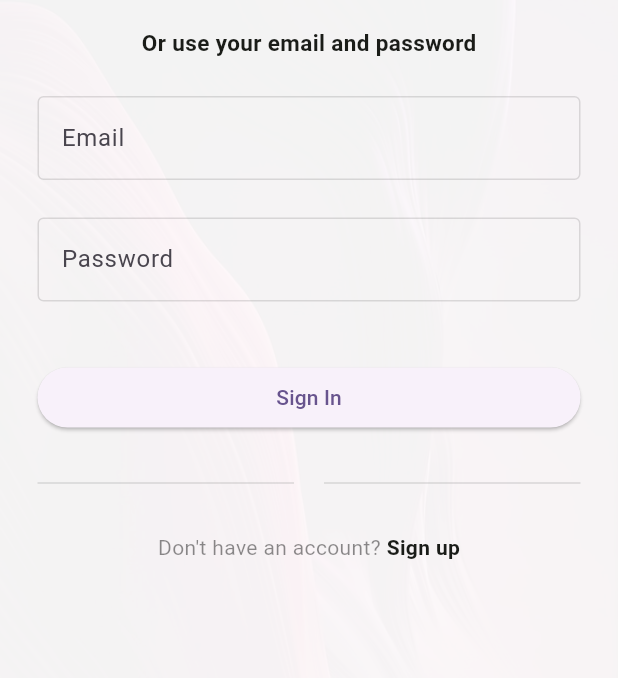
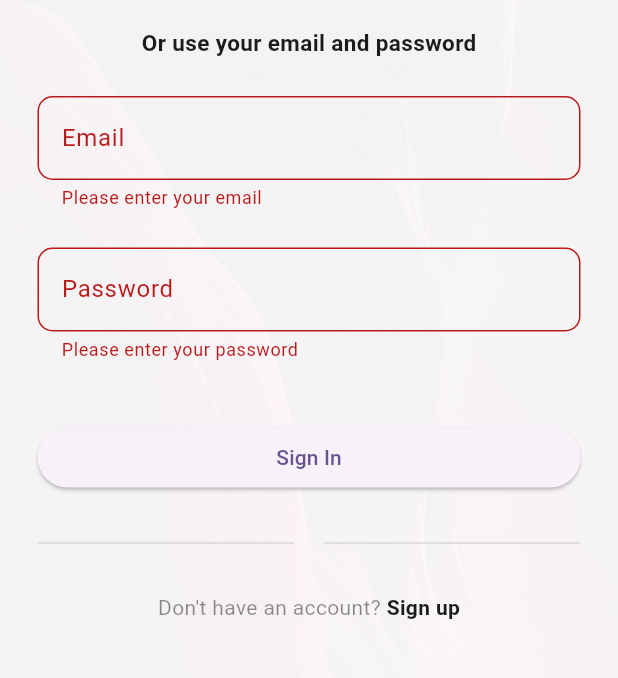
Before and after one commit to preetiGusain/warranti_app, a Flutter app: the SigninScreen screen opened by its route, after a tap on "Sign In", on a phone screen of 412 x 824 dp, the part 510-1188 px from its top. Run offline on Flutter 3.47's test engine with Material 3 defaults, Android fonts, the phone set to English and light mode, and no system bars; our stand-ins replace flutter_secure_storage, google_sign_in, icons_plus, image_picker; accounts and stored records are empty.

Commit message:
Added login with email and password service

```diff
--- a/lib/screens/signin_screen.dart
+++ b/lib/screens/signin_screen.dart
@@ -14,6 +14,24 @@ class SigninScreen extends StatefulWidget {
 class _SigninScreenState extends State<SigninScreen> {
   final _formSignInKey = GlobalKey<FormState>();
   final AuthService _authService = AuthService();
+
+  final TextEditingController _emailController = TextEditingController();
+  final TextEditingController _passwordController = TextEditingController();
+
+  void _signIn() async {
+    if (_formSignInKey.currentState?.validate() ?? false) {
+      String email = _emailController.text;
+      String password = _passwordController.text;
+
+      bool success =
+          await _authService.loginWithEmailPassword(email, password, context);
+      if (!success) {
+        ScaffoldMessenger.of(context).showSnackBar(
+          const SnackBar(content: Text('Sign-in failed!')),
+        );
+      }
+    }
+  }
 
   @override
   Widget build(BuildContext context) {
@@ -110,28 +128,27 @@ class _SigninScreenState extends State<SigninScreen> {
                         height: 25.0,
                       ),
                       TextFormField(
+                        controller: _emailController,
                         validator: (value) {
                           if (value == null || value.isEmpty) {
-                            return 'Please enter Email';
+                            return 'Please enter your email';
+                          }
+                          // Basic email validation regex
+                          if (!RegExp(r'\S+@\S+\.\S+').hasMatch(value)) {
+                            return 'Please enter a valid email address';
                           }
                           return null;
                         },
                         decoration: InputDecoration(
                           label: const Text('Email'),
                           hintText: 'Enter Email',
-                          hintStyle: const TextStyle(
-                            color: Colors.black26,
-                          ),
+                          hintStyle: const TextStyle(color: Colors.black26),
                           border: OutlineInputBorder(
-                            borderSide: const BorderSide(
-                              color: Colors.black12,
-                            ),
+                            borderSide: const BorderSide(color: Colors.black12),
                             borderRadius: BorderRadius.circular(10),
                           ),
                           enabledBorder: const OutlineInputBorder(
-                            borderSide: BorderSide(
-                              color: Colors.black12,
-                            ),
+                            borderSide: BorderSide(color: Colors.black12),
                           ),
                         ),
                       ),
@@ -139,30 +156,28 @@ class _SigninScreenState extends State<SigninScreen> {
                         height: 25.0,
                       ),
                       TextFormField(
+                        controller: _passwordController,
                         obscureText: true,
                         obscuringCharacter: '*',
                         validator: (value) {
                           if (value == null || value.isEmpty) {
-                            return 'Please enter Password';
+                            return 'Please enter your password';
+                          }
+                          if (value.length < 6) {
+                            return 'Password should be at least 6 characters';
                           }
                           return null;
                         },
                         decoration: InputDecoration(
                           label: const Text('Password'),
                           hintText: 'Enter Password',
-                          hintStyle: const TextStyle(
-                            color: Colors.black26,
-                          ),
+                          hintStyle: const TextStyle(color: Colors.black26),
                           border: OutlineInputBorder(
-                            borderSide: const BorderSide(
-                              color: Colors.black12,
-                            ),
+                            borderSide: const BorderSide(color: Colors.black12),
                             borderRadius: BorderRadius.circular(10),
                           ),
                           enabledBorder: const OutlineInputBorder(
-                            borderSide: BorderSide(
-                              color: Colors.black12,
-                            ),
+                            borderSide: BorderSide(color: Colors.black12),
                           ),
                         ),
                       ),
@@ -172,7 +187,7 @@ class _SigninScreenState extends State<SigninScreen> {
                       SizedBox(
                         width: double.infinity,
                         child: ElevatedButton(
-                          onPressed: () {},
+                          onPressed: _signIn,
                           child: const Text("Sign In"),
                         ),
                       ),
```
Also changed, not shown: lib/service/auth_service.dart (+36 -0 lines).
